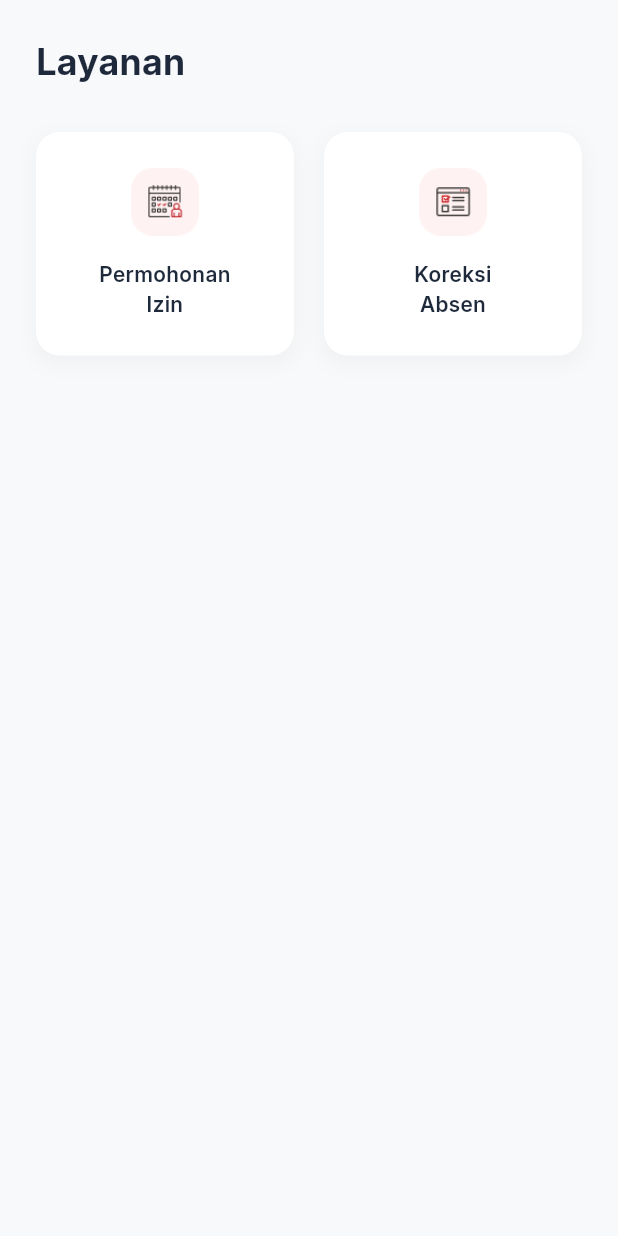
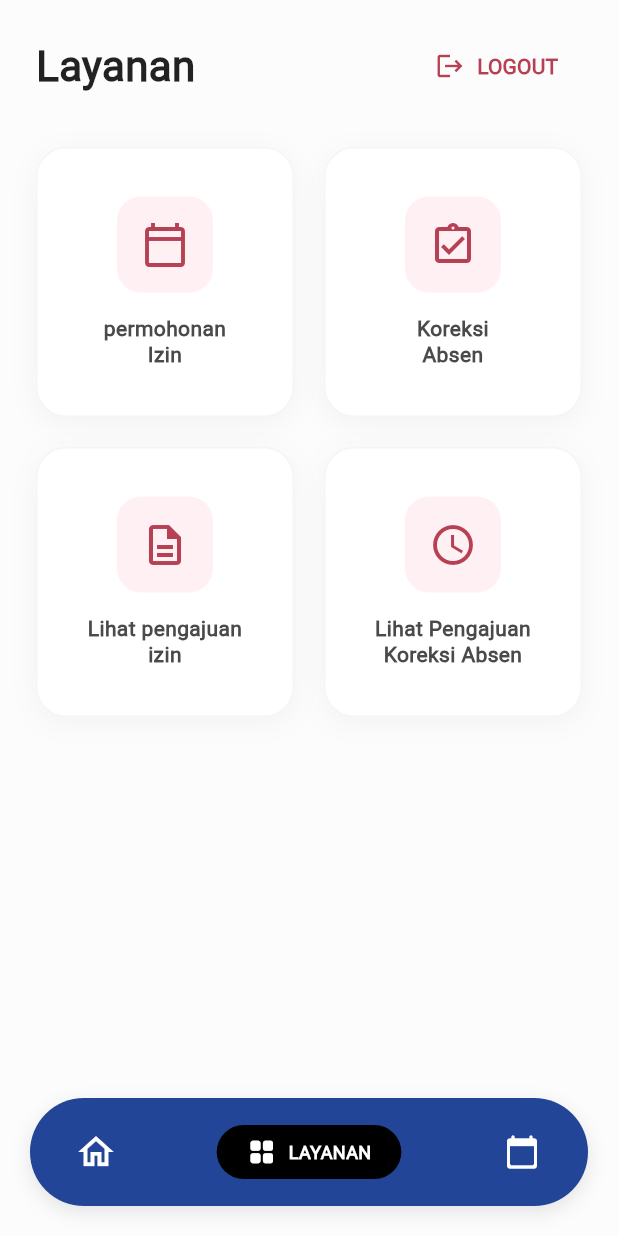
Before and after one commit to Jerjer570/mobile-absensi, a Flutter app: the LayananPage screen opened directly, on a phone screen of 412 x 824 dp. Run offline on Flutter 3.47's test engine with Material 3 defaults, Android fonts, the phone set to English and light mode, and no system bars; our stand-ins replace device_info_plus, flutter_local_notifications, geolocator, image_picker, shared_preferences, table_calendar and 1 more; accounts and stored records are empty; statements that could not run were skipped.

Commit message:
menambah menu layanan,lihat izin, lihat koreksi absen

```diff
--- a/lib/layanan_page.dart
+++ b/lib/layanan_page.dart
@@ -1,6 +1,8 @@
+import 'package:flutter/material.dart';
 import 'koreksi_absen.dart';
 import 'permohonan_izin.dart';
-import 'package:flutter/material.dart';
+import 'lihat_pengajuan_izin.dart';
+import 'lihat_pengajuan_koreksiAbsen.dart';
 
 class LayananPage extends StatelessWidget {
   const LayananPage({super.key});
@@ -8,66 +10,202 @@ class LayananPage extends StatelessWidget {
   @override
   Widget build(BuildContext context) {
     return Scaffold(
-      backgroundColor: const Color(0xFFF8F9FA),
+      backgroundColor: const Color(0xFFFCFCFC), // Warna background putih bersih
       body: SafeArea(
-        child: Padding(
-          padding: const EdgeInsets.all(24.0),
         child: Column(
-            crossAxisAlignment: CrossAxisAlignment.start,
+          children: [
+            // --- HEADER ---
+            Padding(
+              padding: const EdgeInsets.symmetric(horizontal: 24.0, vertical: 20),
+              child: Row(
+                mainAxisAlignment: MainAxisAlignment.spaceBetween,
                 children: [
                   const Text(
                     'Layanan',
-                style: TextStyle(fontFamily: 'Inter', fontSize: 24, fontWeight: FontWeight.bold, color: Color(0xFF1E293B)),
+                    style: TextStyle(
+                      fontSize: 28,
+                      fontWeight: FontWeight.bold,
+                      color: Colors.black87,
                     ),
-              const SizedBox(height: 30),
+                  ),
+                  TextButton.icon(
+                    onPressed: () {
+                      // Logika Logout (Contoh: kembali ke Login)
+                      print("Logout diklik");
+                    },
+                    icon: const Icon(Icons.logout, color: Color(0xFFB74154), size: 20),
+                    label: const Text(
+                      'LOGOUT',
+                      style: TextStyle(
+                        color: Color(0xFFB74154),
+                        fontWeight: FontWeight.bold,
+                        fontSize: 14,
+                      ),
+                    ),
+                  ),
+                ],
+              ),
+            ),
+
+            // --- GRID LAYANAN ---
+            Expanded(
+              child: ListView(
+                padding: const EdgeInsets.symmetric(horizontal: 24.0),
+                children: [
+                  const SizedBox(height: 10),
+                  // BARIS 1: Permohonan
                   Row(
                     children: [
                       Expanded(
-                    child: _buildServiceCard('assets/images/icon_pezin.png', 'Permohonan\nIzin', () {
-                      // --- TAMBAH PRINT DI SINI ---
-                      print("✅ TOMBOL IZIN BERHASIL DIKLIK!");
-                      Navigator.push(context, MaterialPageRoute(builder: (context) => const PermohonanIzinPage()));
-                    }),
+                        child: _buildServiceCard(
+                          context,
+                          Icons.calendar_today_outlined,
+                          'permohonan\nIzin',
+                          const PermohonanIzinPage(), // Halaman Tujuan
+                        ),
                       ),
                       const SizedBox(width: 20),
                       Expanded(
-                    child: _buildServiceCard('assets/images/icon_korab.png', 'Koreksi\nAbsen', () {
-                      // --- TAMBAH PRINT DI SINI ---
-                      print("✅ TOMBOL KOREKSI BERHASIL DIKLIK!");
-                      Navigator.push(context, MaterialPageRoute(builder: (context) => const KoreksiAbsenPage()));
-                    }),
+                        child: _buildServiceCard(
+                          context,
+                          Icons.assignment_turned_in_outlined,
+                          'Koreksi\nAbsen',
+                          const KoreksiAbsenPage(), // Halaman Tujuan
+                        ),
+                      ),
+                    ],
+                  ),
+                  const SizedBox(height: 20),
+                  // BARIS 2: Lihat Pengajuan
+                  Row(
+                    children: [
+                      Expanded(
+                        child: _buildServiceCard(
+                          context,
+                          Icons.description_outlined,
+                          'Lihat pengajuan\nizin',
+                          const PengajuanIzinPage(), // Halaman Tujuan
+                        ),
+                      ),
+                      const SizedBox(width: 20),
+                      Expanded(
+                        child: _buildServiceCard(
+                          context,
+                          Icons.access_time,
+                          'Lihat Pengajuan\nKoreksi Absen',
+                          const PengajuanKoreksiAbsenPage(), // Halaman Tujuan
+                        ),
                       ),
                     ],
                   ),
                 ],
               ),
             ),
+          ],
+        ),
+      ),
+
+      // --- BOTTOM NAVIGATION BAR CUSTOM ---
+      bottomNavigationBar: Container(
+        margin: const EdgeInsets.fromLTRB(20, 0, 20, 20),
+        padding: const EdgeInsets.symmetric(vertical: 12, horizontal: 20),
+        decoration: BoxDecoration(
+          color: const Color(0xFF224597), // Warna biru navy
+          borderRadius: BorderRadius.circular(40),
+          boxShadow: [
+            BoxShadow(
+              color: Colors.black.withOpacity(0.1),
+              blurRadius: 10,
+              offset: const Offset(0, 4),
+            ),
+          ],
+        ),
+        child: Row(
+          mainAxisAlignment: MainAxisAlignment.spaceBetween,
+          children: [
+            IconButton(
+              icon: const Icon(Icons.home_outlined, color: Colors.white, size: 28),
+              onPressed: () {},
+            ),
+            // Tombol Layanan Aktif (Style Pill Black)
+            Container(
+              padding: const EdgeInsets.symmetric(horizontal: 20, vertical: 8),
+              decoration: BoxDecoration(
+                color: Colors.black,
+                borderRadius: BorderRadius.circular(30),
+              ),
+              child: Row(
+                children: const [
+                  Icon(Icons.grid_view_rounded, color: Colors.white, size: 20),
+                  SizedBox(width: 8),
+                  Text(
+                    'LAYANAN',
+                    style: TextStyle(color: Colors.white, fontWeight: FontWeight.bold, fontSize: 12),
+                  ),
+                ],
+              ),
+            ),
+            IconButton(
+              icon: const Icon(Icons.calendar_today_rounded, color: Colors.white, size: 24),
+              onPressed: () {},
+            ),
+          ],
+        ),
       ),
     );
   }
 
-  Widget _buildServiceCard(String iconPath, String title, VoidCallback onTap) {
-    return GestureDetector(
-      // Bumbu rahasia agar seluruh kotak putih bisa diklik (tidak perlu pas di tengah ikon)
-      behavior: HitTestBehavior.opaque,
-      onTap: onTap,
+  // Widget Helper untuk membuat Kartu Menu
+  Widget _buildServiceCard(BuildContext context, IconData iconData, String title, Widget targetPage) {
+    return InkWell(
+      onTap: () {
+        // Navigasi ke halaman tujuan
+        Navigator.push(
+          context,
+          MaterialPageRoute(builder: (context) => targetPage),
+        );
+      },
+      borderRadius: BorderRadius.circular(20),
       child: Container(
-        padding: const EdgeInsets.symmetric(vertical: 24),
+        height: 180,
         decoration: BoxDecoration(
           color: Colors.white,
-          borderRadius: BorderRadius.circular(16),
+          borderRadius: BorderRadius.circular(20),
           boxShadow: [
-            BoxShadow(color: Colors.black.withOpacity(0.03), blurRadius: 10, spreadRadius: 2, offset: const Offset(0, 4)),
+            BoxShadow(
+              color: Colors.black.withOpacity(0.04),
+              blurRadius: 15,
+              offset: const Offset(0, 4),
+            ),
           ],
+          border: Border.all(color: Colors.grey.shade100),
         ),
         child: Column(
+          mainAxisAlignment: MainAxisAlignment.center,
           children: [
-            Image.asset(iconPath, width: 45, height: 45),
+            // Container Ikon dengan Background Pink Muda
+            Container(
+              padding: const EdgeInsets.all(16),
+              decoration: BoxDecoration(
+                color: const Color(0xFFFFF0F3),
+                borderRadius: BorderRadius.circular(16),
+              ),
+              child: Icon(
+                iconData,
+                size: 32,
+                color: const Color(0xFFB74154), // Warna maroon icon
+              ),
+            ),
             const SizedBox(height: 16),
             Text(
               title,
               textAlign: TextAlign.center,
-              style: const TextStyle(fontFamily: 'Inter', fontSize: 14, fontWeight: FontWeight.w600, color: Color(0xFF1E293B)),
+              style: const TextStyle(
+                fontSize: 14,
+                fontWeight: FontWeight.w600,
+                color: Color(0xFF4A4A4A),
+                height: 1.2,
+              ),
             ),
           ],
         ),
--- a/lib/main.dart
+++ b/lib/main.dart
@@ -1,8 +1,11 @@
 import 'package:flutter/material.dart';
 import 'package:flutter_localizations/flutter_localizations.dart';
+import 'pages/UserSettingPage.dart';
+import 'pages/layanan_page.dart';
 
-import 'login_page.dart';
-import 'register_page.dart';
+
+import 'pages/login_page.dart';
+import 'pages/register_page.dart';
 import 'services/alarm_service.dart';   // ← import AlarmService
 
 
@@ -40,7 +43,10 @@ class MyApp extends StatelessWidget {
         primaryColor: const Color(0xFF3498DB),
         useMaterial3: true,
       ),
-      home: const OnboardingPageFinal(),
+
+
+      home: const  LayananPage (),
+
     );
   }
 }
```
Lines whose indentation alone changed are shown as unchanged.
